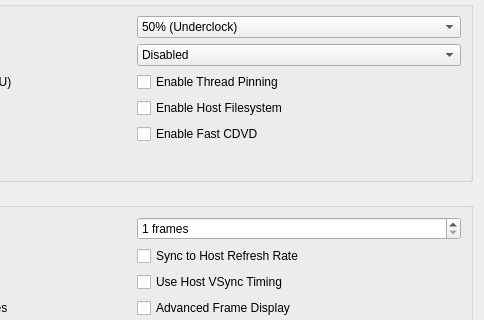
The window that pcsx2-qt/Settings/EmulationSettingsWidget.ui (ARMSX2/ARMSX2) describes before a commit, drawn with Qt 5; both pictures show x 216 to 700 and y 149 to 469 of the 700 by 800 pixel window.
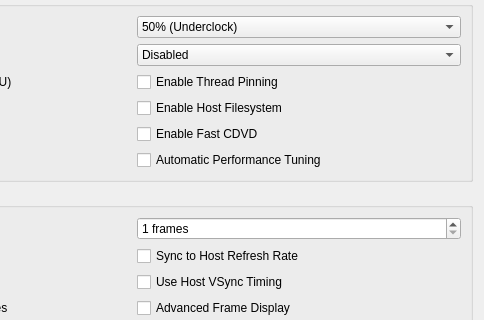
The same window after the commit.

Commit message:
Qt: Automatic Performance Tuning switch on the Emulation settings page
A checkbox next to the MTVU and IOP thread switches binds [EmuCore] AutoTune
(default on). In a game's properties it is the usual tri-state, so a game can
turn auto-tune on or off for itself or follow the global setting.

The edit to the form file:
```diff
--- a/pcsx2-qt/Settings/EmulationSettingsWidget.ui
+++ b/pcsx2-qt/Settings/EmulationSettingsWidget.ui
@@ -179,6 +179,13 @@
           </property>
          </widget>
         </item>
+        <item row="3" column="1">
+         <widget class="QCheckBox" name="autoTune">
+          <property name="text">
+           <string>Automatic Performance Tuning</string>
+          </property>
+         </widget>
+        </item>
        </layout>
       </item>
       <item row="0" column="0">
```
Left out of the diff: 1 changed line with no effect on the pictures. The commit also changes 1 other file.
